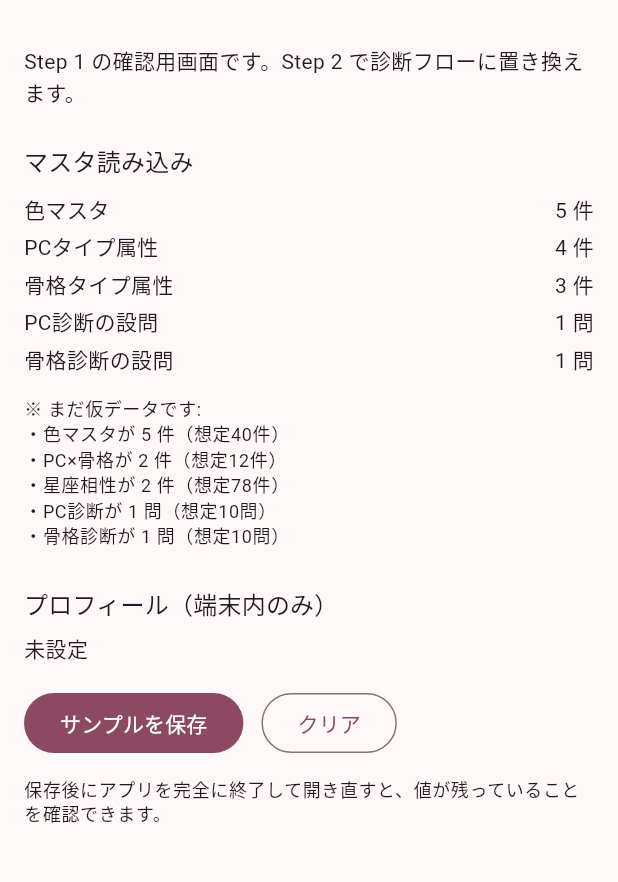
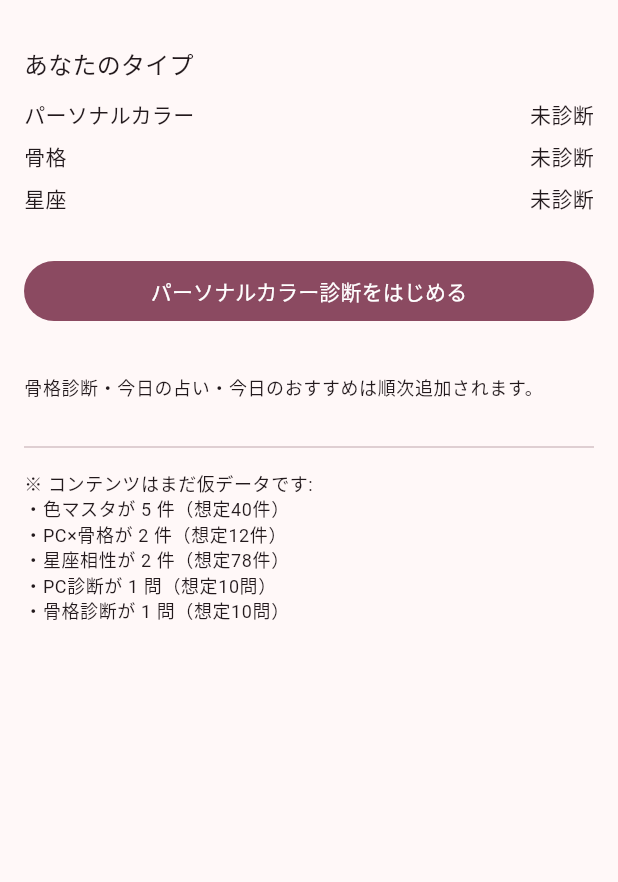
Before and after one commit to ichirou600-blip/body-color-diagnosis, a Flutter app: the screen it shows after launch, on a phone screen of 412 x 824 dp, the part 63-945 px from its top. Run offline on Flutter 3.47's test engine with Material 3 defaults, Android fonts, the phone set to English and light mode, and no system bars; our stand-ins replace shared_preferences.

Commit message:
Step 2: パーソナルカラー診断フロー
判定ロジック:
- scoreDiagnosis() を PC・骨格で共用できる形で実装（Step 3 で再利用）
- 同点時は候補の並び順で先のタイプを採用し、同点だったことを結果に残す
- 未回答は IncompleteDiagnosisException にして黙って判定しない

画面:
- DiagnosisPage: 1問ずつ選択、進捗表示、戻るで前問へ。PC・骨格で共用
- PersonalColorResultPage: タイプ・説明・キーワード・素材・似合う色を表示
- HomePage: プロフィール表示と診断への導線。仮データである旨も表示
- main.dart を AppRoot + HomePage に再構成

結果は判定後すぐ shared_preferences に保存する。

注意: 完了条件の「10問回答で4分類」は questions.json の本データ投入後に満たす。
現在は仮の1問でも動作する。テストは3問の疑似データで全経路を検証している。

flutter analyze / flutter test（45件）ともに通過を確認。

Co-Authored-By: Claude Opus 5 <noreply@anthropic.com>
Claude-Session: https://claude.ai/code/session_01UME5UMCS6LHJGPve7UHa1v

```diff
--- a/lib/main.dart
+++ b/lib/main.dart
@@ -3,8 +3,8 @@ import 'package:flutter/material.dart';
 import 'data/master_data.dart';
 import 'data/master_repository.dart';
 import 'data/profile_repository.dart';
-import 'models/enums.dart';
 import 'models/user_profile.dart';
+import 'screens/home_page.dart';
 
 void main() {
   runApp(const RakikaraApp());
@@ -29,7 +29,7 @@ class RakikaraApp extends StatelessWidget {
         colorScheme: ColorScheme.fromSeed(seedColor: const Color(0xFFF48FB1)),
         useMaterial3: true,
       ),
-      home: DataStatusPage(
+      home: AppRoot(
         masterRepository: masterRepository,
         profileRepository: profileRepository,
       ),
@@ -37,12 +37,12 @@ class RakikaraApp extends StatelessWidget {
   }
 }
 
-/// Step 1 の完了確認用の画面。
+/// マスタとプロフィールを読み込み、読み終わったらホームを出す。
 ///
-/// マスタが読めていること・プロフィールが再起動後も残ることを実機で見るためだけの
-/// 暫定画面。Step 2 以降で診断フローの画面に置き換える（`docs/SPEC.md` §9）。
-class DataStatusPage extends StatefulWidget {
-  const DataStatusPage({
+/// 状態管理は Step 2 時点では setState で足りている。画面が増えて
+/// 持ち回りがつらくなったら、その時点で導入を検討する。
+class AppRoot extends StatefulWidget {
+  const AppRoot({
     super.key,
     required this.masterRepository,
     required this.profileRepository,
@@ -52,10 +52,10 @@ class DataStatusPage extends StatefulWidget {
   final ProfileRepository profileRepository;
 
   @override
-  State<DataStatusPage> createState() => _DataStatusPageState();
+  State<AppRoot> createState() => _AppRootState();
 }
 
-class _DataStatusPageState extends State<DataStatusPage> {
+class _AppRootState extends State<AppRoot> {
   MasterData? _masters;
   UserProfile _profile = const UserProfile();
   Object? _error;
@@ -88,40 +88,23 @@ class _DataStatusPageState extends State<DataStatusPage> {
     }
   }
 
-  /// 永続化の確認用にサンプル値を書き込む。診断フローは Step 2 で作る。
-  Future<void> _saveSample() async {
-    const sample = UserProfile(
-      personalColor: PersonalColorType.spring,
-      kokkaku: KokkakuType.wave,
-    );
-    final profile = sample.copyWith(birthday: DateTime(2008, 5, 14));
+  Future<void> _saveProfile(UserProfile profile) async {
     await widget.profileRepository.save(profile);
     if (!mounted) return;
     setState(() => _profile = profile);
   }
 
-  Future<void> _clear() async {
-    await widget.profileRepository.clear();
-    if (!mounted) return;
-    setState(() => _profile = const UserProfile());
-  }
-
   @override
   Widget build(BuildContext context) {
-    return Scaffold(
-      appBar: AppBar(title: const Text('ラキカラ')),
-      body: SafeArea(child: _buildBody(context)),
-    );
-  }
-
-  Widget _buildBody(BuildContext context) {
     if (_loading) {
-      return const Center(child: CircularProgressIndicator());
+      return const Scaffold(body: Center(child: CircularProgressIndicator()));
     }
 
     final error = _error;
     if (error != null) {
-      return Padding(
+      return Scaffold(
+        body: Center(
+          child: Padding(
             padding: const EdgeInsets.all(24),
             child: Column(
               mainAxisAlignment: MainAxisAlignment.center,
@@ -133,88 +116,15 @@ class _DataStatusPageState extends State<DataStatusPage> {
                 FilledButton(onPressed: _load, child: const Text('再試行')),
               ],
             ),
+          ),
+        ),
       );
     }
 
-    final masters = _masters!;
-    final missing = masters.missingContentReport();
-
-    return ListView(
-      padding: const EdgeInsets.all(16),
-      children: [
-        const Text('Step 1 の確認用画面です。Step 2 で診断フローに置き換えます。'),
-        const SizedBox(height: 24),
-        _SectionTitle('マスタ読み込み'),
-        _StatusRow('色マスタ', '${masters.colors.length} 件'),
-        _StatusRow('PCタイプ属性', '${masters.personalColorAttributes.length} 件'),
-        _StatusRow('骨格タイプ属性', '${masters.kokkakuAttributes.length} 件'),
-        _StatusRow('PC診断の設問', '${masters.personalColorQuestions.length} 問'),
-        _StatusRow('骨格診断の設問', '${masters.kokkakuQuestions.length} 問'),
-        if (missing.isNotEmpty) ...[
-          const SizedBox(height: 12),
-          Text(
-            '※ まだ仮データです:\n${missing.map((item) => '・$item').join('\n')}',
-            style: Theme.of(context).textTheme.bodySmall,
-          ),
-        ],
-        const SizedBox(height: 24),
-        _SectionTitle('プロフィール（端末内のみ）'),
-        if (_profile.isEmpty)
-          const Text('未設定')
-        else ...[
-          _StatusRow('パーソナルカラー', _profile.personalColor?.label ?? '未設定'),
-          _StatusRow('骨格', _profile.kokkaku?.label ?? '未設定'),
-          _StatusRow('星座', _profile.zodiac?.label ?? '未設定'),
-        ],
-        const SizedBox(height: 16),
-        Wrap(
-          spacing: 12,
-          children: [
-            FilledButton(
-              onPressed: _saveSample,
-              child: const Text('サンプルを保存'),
-            ),
-            OutlinedButton(onPressed: _clear, child: const Text('クリア')),
-          ],
-        ),
-        const SizedBox(height: 12),
-        Text(
-          '保存後にアプリを完全に終了して開き直すと、値が残っていることを確認できます。',
-          style: Theme.of(context).textTheme.bodySmall,
-        ),
-      ],
+    return HomePage(
+      masters: _masters!,
+      profile: _profile,
+      onProfileChanged: _saveProfile,
     );
   }
 }
-
-class _SectionTitle extends StatelessWidget {
-  const _SectionTitle(this.text);
-
-  final String text;
-
-  @override
-  Widget build(BuildContext context) {
-    return Padding(
-      padding: const EdgeInsets.only(bottom: 8),
-      child: Text(text, style: Theme.of(context).textTheme.titleMedium),
-    );
-  }
-}
-
-class _StatusRow extends StatelessWidget {
-  const _StatusRow(this.label, this.value);
-
-  final String label;
-  final String value;
-
-  @override
-  Widget build(BuildContext context) {
-    return Padding(
-      padding: const EdgeInsets.symmetric(vertical: 2),
-      child: Row(
-        mainAxisAlignment: MainAxisAlignment.spaceBetween,
-        children: [Text(label), Text(value)],
-      ),
-    );
-  }
-}
--- /dev/null
+++ b/lib/screens/home_page.dart
@@ -0,0 +1,126 @@
+import 'package:flutter/material.dart';
+
+import '../data/master_data.dart';
+import '../logic/diagnosis_scoring.dart';
+import '../models/enums.dart';
+import '../models/user_profile.dart';
+import 'diagnosis_page.dart';
+import 'personal_color_result_page.dart';
+
+/// ホーム画面。プロフィールの現状と、各診断への入口を出す。
+///
+/// Step 2 時点ではパーソナルカラー診断だけ。骨格診断は Step 3、
+/// 今日のおすすめ・占いは Step 5 以降で足す（`docs/SPEC.md` §9）。
+class HomePage extends StatelessWidget {
+  const HomePage({
+    super.key,
+    required this.masters,
+    required this.profile,
+    required this.onProfileChanged,
+  });
+
+  final MasterData masters;
+  final UserProfile profile;
+
+  /// 診断結果を保存するときに呼ぶ。永続化は呼び出し側の責務。
+  final Future<void> Function(UserProfile profile) onProfileChanged;
+
+  /// 結果画面から「もう一度診断する」で再入するため、[BuildContext] ではなく
+  /// [NavigatorState] を受け取る。pop 済みの画面の context は使えないため。
+  Future<void> _startPersonalColorDiagnosis(NavigatorState navigator) async {
+    final answers = await navigator.push<DiagnosisAnswers>(
+      MaterialPageRoute(
+        builder: (_) => DiagnosisPage(
+          title: 'パーソナルカラー診断',
+          questions: masters.personalColorQuestions,
+        ),
+      ),
+    );
+    if (answers == null) return; // 途中でやめた
+
+    final result = scoreDiagnosis(
+      questions: masters.personalColorQuestions,
+      candidates: PersonalColorType.values,
+      idOf: (type) => type.id,
+      answers: answers,
+    );
+    await onProfileChanged(profile.copyWith(personalColor: result.type));
+
+    await navigator.push(
+      MaterialPageRoute(
+        builder: (_) => PersonalColorResultPage(
+          masters: masters,
+          type: result.type,
+          onRetry: () => _startPersonalColorDiagnosis(navigator),
+        ),
+      ),
+    );
+  }
+
+  @override
+  Widget build(BuildContext context) {
+    final theme = Theme.of(context);
+    final missing = masters.missingContentReport();
+
+    return Scaffold(
+      appBar: AppBar(title: const Text('ラキカラ')),
+      body: SafeArea(
+        child: ListView(
+          padding: const EdgeInsets.all(16),
+          children: [
+            Text('あなたのタイプ', style: theme.textTheme.titleMedium),
+            const SizedBox(height: 8),
+            _ProfileRow(
+              label: 'パーソナルカラー',
+              value: profile.personalColor?.label,
+            ),
+            _ProfileRow(label: '骨格', value: profile.kokkaku?.label),
+            _ProfileRow(label: '星座', value: profile.zodiac?.label),
+            const SizedBox(height: 24),
+            FilledButton(
+              onPressed: () => _startPersonalColorDiagnosis(Navigator.of(context)),
+              child: Text(
+                profile.personalColor == null
+                    ? 'パーソナルカラー診断をはじめる'
+                    : 'パーソナルカラーを診断しなおす',
+              ),
+            ),
+            const SizedBox(height: 32),
+            Text(
+              '骨格診断・今日の占い・今日のおすすめは順次追加されます。',
+              style: theme.textTheme.bodySmall,
+            ),
+            if (missing.isNotEmpty) ...[
+              const SizedBox(height: 24),
+              const Divider(),
+              const SizedBox(height: 8),
+              Text(
+                '※ コンテンツはまだ仮データです:\n'
+                '${missing.map((item) => '・$item').join('\n')}',
+                style: theme.textTheme.bodySmall,
+              ),
+            ],
+          ],
+        ),
+      ),
+    );
+  }
+}
+
+class _ProfileRow extends StatelessWidget {
+  const _ProfileRow({required this.label, required this.value});
+
+  final String label;
+  final String? value;
+
+  @override
+  Widget build(BuildContext context) {
+    return Padding(
+      padding: const EdgeInsets.symmetric(vertical: 4),
+      child: Row(
+        mainAxisAlignment: MainAxisAlignment.spaceBetween,
+        children: [Text(label), Text(value ?? '未診断')],
+      ),
+    );
+  }
+}
```
Also changed, not shown: lib/logic/diagnosis_scoring.dart (added, +92 -0 lines), lib/screens/diagnosis_page.dart (added, +138 -0 lines), lib/screens/personal_color_result_page.dart (added, +104 -0 lines), 4 other files. Lines whose indentation alone changed are shown as unchanged.
